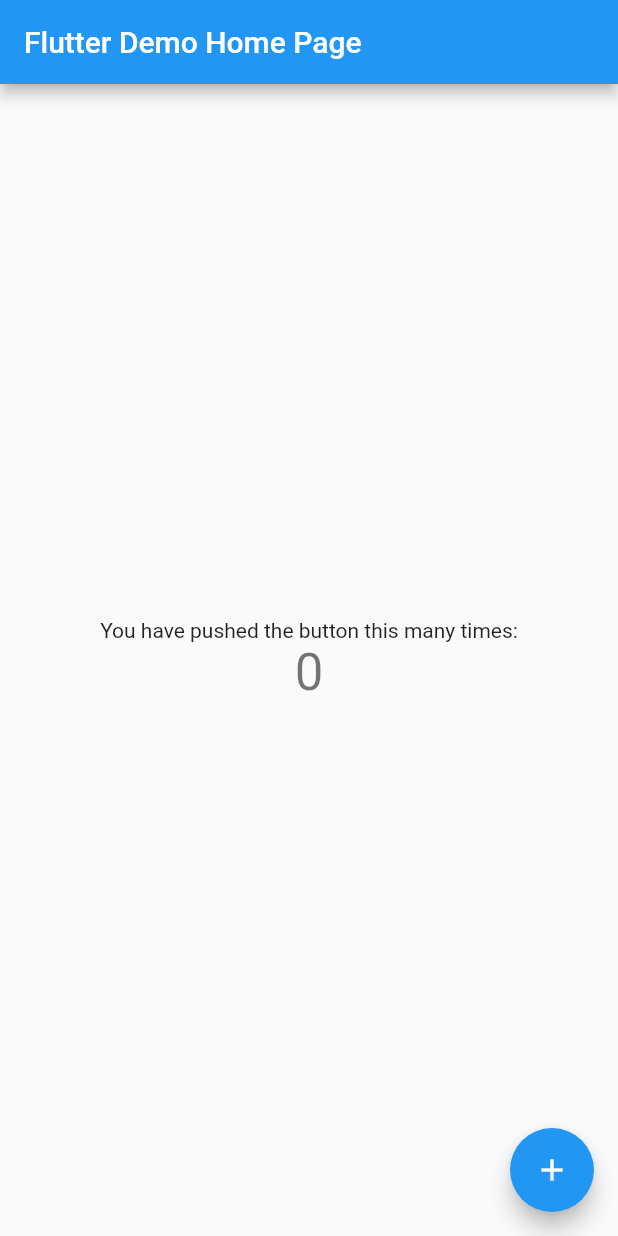
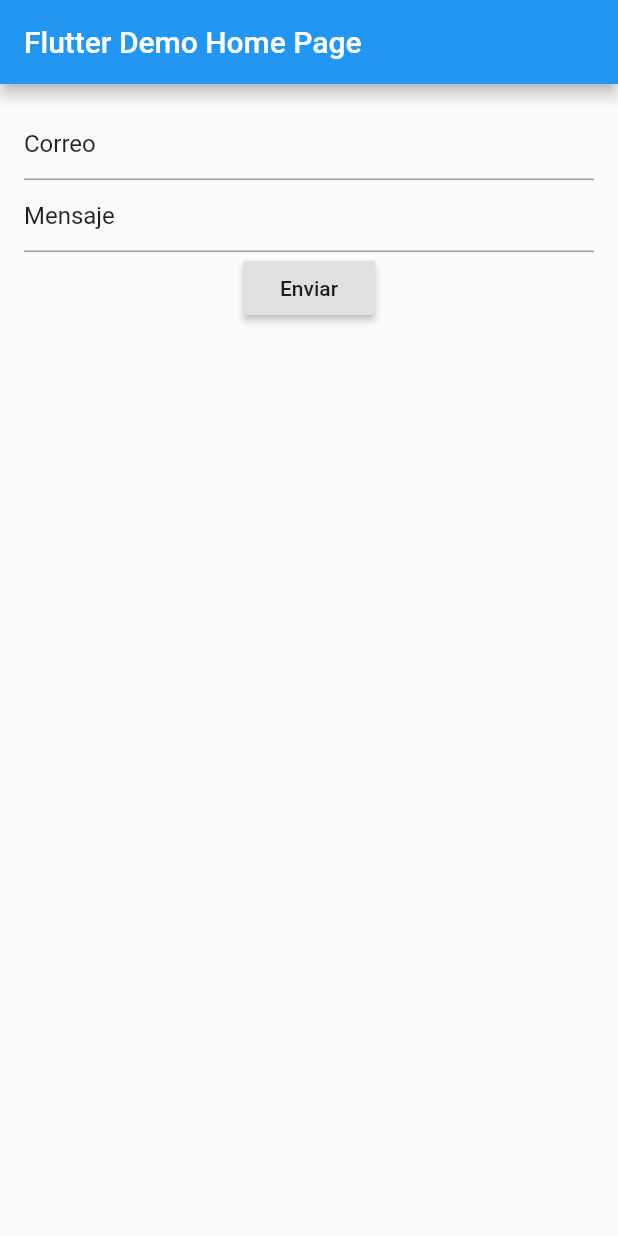
Before and after one commit to carpiodanielj/flutter-progress-indicator-example, a Flutter app: the screen it shows after launch, on a phone screen of 412 x 824 dp. Run offline on Flutter 3.47's test engine with Material 2 defaults, Android fonts, the phone set to English and light mode, and no system bars.

Commit message:
Added a loading indicator widget

```diff
--- a/lib/main.dart
+++ b/lib/main.dart
@@ -50,68 +50,73 @@ class MyHomePage extends StatefulWidget {
 }
 
 class _MyHomePageState extends State<MyHomePage> {
-  int _counter = 0;
+  bool _isLoading = false;
 
-  void _incrementCounter() {
-    setState(() {
-      // This call to setState tells the Flutter framework that something has
-      // changed in this State, which causes it to rerun the build method below
-      // so that the display can reflect the updated values. If we changed
-      // _counter without calling setState(), then the build method would not be
-      // called again, and so nothing would appear to happen.
-      _counter++;
+  @override
+  void initState() {
+    super.initState();
+    debugPrint('Method: initState');
+    setState(() => _isLoading = true);
+    debugPrint('Time is ${DateTime.now()}');
+    Future.delayed(Duration(seconds: 5), () {
+      debugPrint('Time is ${DateTime.now()}');
+      setState(() => _isLoading = false);
     });
+  }
+
+  Widget loadingIndicatorWidget() {
+    if (_isLoading == true) {
+      debugPrint('return Container() with loading indicator');
+      return Container(
+        decoration: BoxDecoration(
+          color: Colors.black.withOpacity(0.6),
+        ),
+        width: double.infinity,
+        height: double.infinity,
+        child: Center(
+          child: CircularProgressIndicator()));
+    }
+    debugPrint('return empty Container()');
+    return Container(height: 0.0);
+  }
+
+  Widget formWidget() {
+    return Padding(
+      padding: const EdgeInsets.all(16.0),
+      child: Column(
+        children: [
+          TextFormField(
+            initialValue: 'Correo',
+          ),
+          TextFormField(
+            initialValue: 'Mensaje',
+          ),
+          RaisedButton(
+            child: Text('Enviar'),
+            onPressed: () => debugPrint('Button pressed!')),
+        ],
+      ),
+    );
   }
 
   @override
   Widget build(BuildContext context) {
-    // This method is rerun every time setState is called, for instance as done
-    // by the _incrementCounter method above.
-    //
-    // The Flutter framework has been optimized to make rerunning build methods
-    // fast, so that you can just rebuild anything that needs updating rather
-    // than having to individually change instances of widgets.
+    debugPrint('Method: build');
     return Scaffold(
       appBar: AppBar(
-        // Here we take the value from the MyHomePage object that was created by
-        // the App.build method, and use it to set our appbar title.
         title: Text(widget.title),
       ),
-      body: Center(
-        // Center is a layout widget. It takes a single child and positions it
-        // in the middle of the parent.
-        child: Column(
-          // Column is also a layout widget. It takes a list of children and
-          // arranges them vertically. By default, it sizes itself to fit its
-          // children horizontally, and tries to be as tall as its parent.
-          //
-          // Invoke "debug painting" (press "p" in the console, choose the
-          // "Toggle Debug Paint" action from the Flutter Inspector in Android
-          // Studio, or the "Toggle Debug Paint" command in Visual Studio Code)
-          // to see the wireframe for each widget.
-          //
-          // Column has various properties to control how it sizes itself and
-          // how it positions its children. Here we use mainAxisAlignment to
-          // center the children vertically; the main axis here is the vertical
-          // axis because Columns are vertical (the cross axis would be
-          // horizontal).
-          mainAxisAlignment: MainAxisAlignment.center,
-          children: <Widget>[
-            Text(
-              'You have pushed the button this many times:',
-            ),
-            Text(
-              '$_counter',
-              style: Theme.of(context).textTheme.headline4,
-            ),
-          ],
-        ),
+      body: Stack(
+        children: <Widget>[
+          formWidget(),
+          loadingIndicatorWidget(),
+        ],
       ),
-      floatingActionButton: FloatingActionButton(
-        onPressed: _incrementCounter,
-        tooltip: 'Increment',
-        child: Icon(Icons.add),
-      ), // This trailing comma makes auto-formatting nicer for build methods.
+      // floatingActionButton: FloatingActionButton(
+      //   onPressed: _incrementCounter,
+      //   tooltip: 'Increment',
+      //   child: Icon(Icons.add),
+      // ), // This trailing comma makes auto-formatting nicer for build methods.
     );
   }
 }
```
